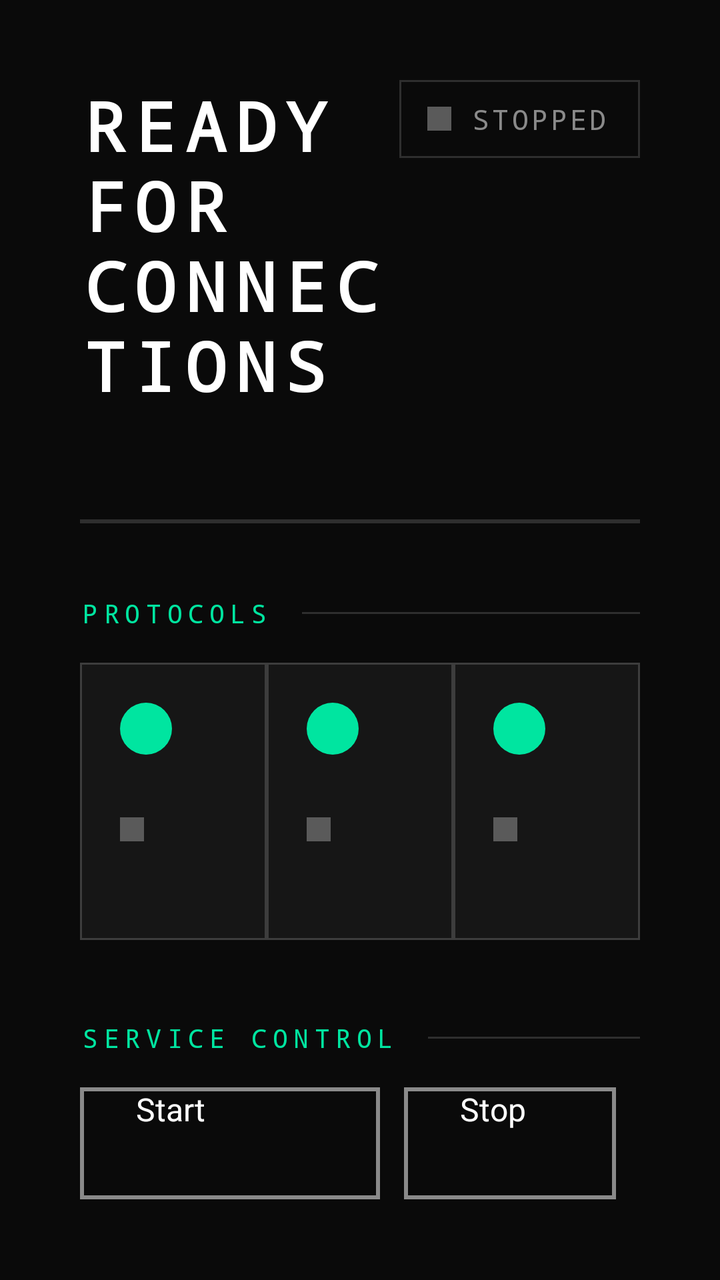
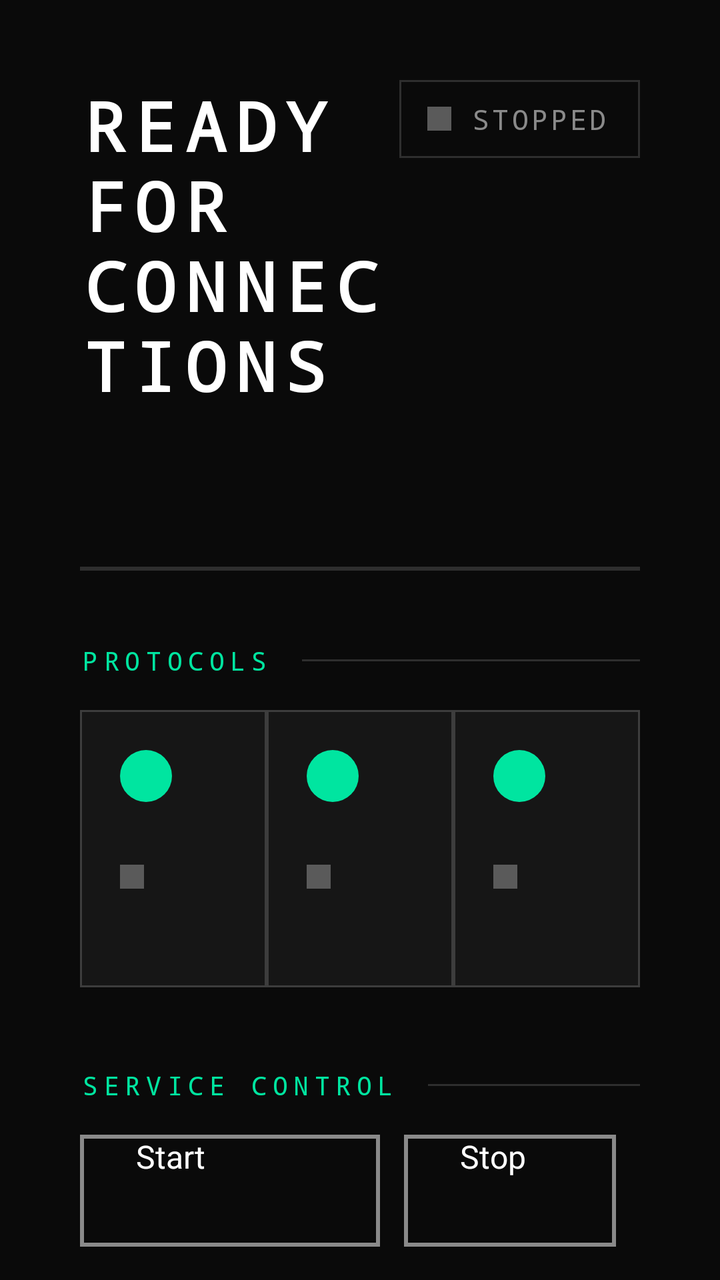

Compare the two renders of this Android layout. The source of the first and the diff that turns it into the second are given below.
<!-- AndroidManifest.xml: application theme Theme.Ferry -->
<!-- res/layout/fragment_home.xml -->
<?xml version="1.0" encoding="utf-8"?>
<ScrollView
    xmlns:android="http://schemas.android.com/apk/res/android"
    android:layout_width="match_parent"
    android:layout_height="match_parent"
    android:background="@color/background_dark"
    android:fillViewport="true">

    <LinearLayout
        android:layout_width="match_parent"
        android:layout_height="wrap_content"
        android:orientation="vertical"
        android:paddingStart="40dp"
        android:paddingEnd="40dp"
        android:paddingTop="40dp"
        android:paddingBottom="40dp">

        
        <LinearLayout
            android:layout_width="match_parent"
            android:layout_height="wrap_content"
            android:baselineAligned="false"
            android:orientation="horizontal"
            android:gravity="top">

            <LinearLayout
                android:layout_width="0dp"
                android:layout_height="wrap_content"
                android:layout_weight="1"
                android:orientation="vertical">

                <TextView
                    android:id="@+id/text_page_title"
                    style="@style/Ferry.Text.Display"
                    android:layout_width="wrap_content"
                    android:layout_height="wrap_content"
                    android:text="@string/home_title" />

                <TextView
                    android:id="@+id/text_device_name"
                    style="@style/Ferry.Text.Body"
                    android:layout_width="wrap_content"
                    android:layout_height="wrap_content"
                    android:layout_marginTop="10dp"
                    android:letterSpacing="0.06"
                    android:textAllCaps="true" />
            </LinearLayout>

            
            <LinearLayout
                android:layout_width="wrap_content"
                android:layout_height="wrap_content"
                android:orientation="horizontal"
                android:gravity="center_vertical"
                android:background="@drawable/bg_readout"
                android:paddingStart="14dp"
                android:paddingEnd="16dp"
                android:paddingTop="10dp"
                android:paddingBottom="10dp">

                <View
                    android:id="@+id/dot_service_state"
                    android:layout_width="12dp"
                    android:layout_height="12dp"
                    android:layout_marginEnd="10dp"
                    android:background="@drawable/status_dot" />

                <TextView
                    android:id="@+id/text_service_state"
                    style="@style/Ferry.Text.Body"
                    android:layout_width="wrap_content"
                    android:layout_height="wrap_content"
                    android:textSize="14sp"
                    android:letterSpacing="0.1"
                    android:textAllCaps="true"
                    android:text="@string/service_state_stopped" />
            </LinearLayout>
        </LinearLayout>

        
        <View
            android:layout_width="match_parent"
            android:layout_height="2dp"
            android:layout_marginTop="24dp"
            android:layout_marginBottom="36dp"
            android:background="@color/divider" />

        
        <LinearLayout
            android:layout_width="match_parent"
            android:layout_height="wrap_content"
            android:orientation="horizontal"
            android:gravity="center_vertical"
            android:layout_marginBottom="16dp">

            <TextView
                style="@style/Ferry.Text.Section"
                android:layout_width="wrap_content"
                android:layout_height="wrap_content"
                android:layout_marginEnd="16dp"
                android:text="@string/section_protocols" />

            <View
                android:layout_width="0dp"
                android:layout_height="1dp"
                android:layout_weight="1"
                android:background="@color/divider" />
        </LinearLayout>

        <LinearLayout
            android:id="@+id/protocol_cards_row"
            android:layout_width="match_parent"
            android:layout_height="wrap_content"
            android:baselineAligned="false"
            android:orientation="horizontal"
            android:layout_marginBottom="40dp">

            <include
                android:id="@+id/card_airplay"
                layout="@layout/card_protocol_status"
                android:layout_width="0dp"
                android:layout_height="wrap_content"
                android:layout_weight="1" />

            <include
                android:id="@+id/card_miracast"
                layout="@layout/card_protocol_status"
                android:layout_width="0dp"
                android:layout_height="wrap_content"
                android:layout_weight="1" />

            <include
                android:id="@+id/card_cast"
                layout="@layout/card_protocol_status"
                android:layout_width="0dp"
                android:layout_height="wrap_content"
                android:layout_weight="1" />

        </LinearLayout>

        
        <LinearLayout
            android:layout_width="match_parent"
            android:layout_height="wrap_content"
            android:orientation="horizontal"
            android:gravity="center_vertical"
            android:layout_marginBottom="16dp">

            <TextView
                style="@style/Ferry.Text.Section"
                android:layout_width="wrap_content"
                android:layout_height="wrap_content"
                android:layout_marginEnd="16dp"
                android:text="@string/section_controls" />

            <View
                android:layout_width="0dp"
                android:layout_height="1dp"
                android:layout_weight="1"
                android:background="@color/divider" />
        </LinearLayout>

        <LinearLayout
            android:layout_width="match_parent"
            android:layout_height="wrap_content"
            android:baselineAligned="false"
            android:orientation="horizontal">

            <Button
                android:id="@+id/btn_start"
                android:layout_width="wrap_content"
                android:layout_height="56dp"
                android:layout_marginEnd="12dp"
                android:minWidth="150dp"
                android:paddingStart="28dp"
                android:paddingEnd="28dp"
                android:text="@string/action_start"
                android:textColor="@color/cell_text_primary"
                android:textSize="16sp"
                android:background="@drawable/btn_control_selector"
                android:focusable="true"
                android:nextFocusRight="@id/btn_stop" />

            <Button
                android:id="@+id/btn_stop"
                android:layout_width="wrap_content"
                android:layout_height="56dp"
                android:layout_marginEnd="12dp"
                android:minWidth="150dp"
                android:paddingStart="28dp"
                android:paddingEnd="28dp"
                android:text="@string/action_stop"
                android:textColor="@color/cell_text_primary"
                android:textSize="16sp"
                android:background="@drawable/btn_control_selector"
                android:focusable="true"
                android:nextFocusLeft="@id/btn_start"
                android:nextFocusRight="@id/btn_restart" />

            <Button
                android:id="@+id/btn_restart"
                android:layout_width="wrap_content"
                android:layout_height="56dp"
                android:minWidth="150dp"
                android:paddingStart="28dp"
                android:paddingEnd="28dp"
                android:text="@string/action_restart"
                android:textColor="@color/cell_text_primary"
                android:textSize="16sp"
                android:background="@drawable/btn_control_selector"
                android:focusable="true"
                android:nextFocusLeft="@id/btn_stop" />

        </LinearLayout>

    </LinearLayout>
</ScrollView>
<!-- res/layout/card_protocol_status.xml (included above) -->
<?xml version="1.0" encoding="utf-8"?>
<LinearLayout
    xmlns:android="http://schemas.android.com/apk/res/android"
    xmlns:tools="http://schemas.android.com/tools"
    android:layout_width="match_parent"
    android:layout_height="wrap_content"
    android:orientation="vertical"
    android:padding="20dp"
    android:background="@drawable/focus_ring_selector"
    android:focusable="true">

    
    <LinearLayout
        android:layout_width="match_parent"
        android:layout_height="wrap_content"
        android:orientation="horizontal"
        android:gravity="center_vertical"
        android:baselineAligned="false"
        android:layout_marginBottom="28dp"
        tools:ignore="UseCompoundDrawables">

        <ImageView
            android:id="@+id/img_protocol_icon"
            android:layout_width="26dp"
            android:layout_height="26dp"
            android:src="@drawable/ic_airplay"
            android:duplicateParentState="true"
            android:importantForAccessibility="no" />

        <TextView
            android:id="@+id/text_protocol_name"
            style="@style/Ferry.Text.Heading"
            android:layout_width="0dp"
            android:layout_height="wrap_content"
            android:layout_weight="1"
            android:gravity="end"
            android:textSize="17sp"
            android:textColor="@color/cell_text_primary"
            android:duplicateParentState="true" />
    </LinearLayout>

    
    <LinearLayout
        android:layout_width="wrap_content"
        android:layout_height="wrap_content"
        android:orientation="horizontal"
        android:gravity="center_vertical"
        android:layout_marginBottom="8dp">

        <View
            android:id="@+id/dot_protocol_status"
            android:layout_width="12dp"
            android:layout_height="12dp"
            android:layout_marginEnd="10dp"
            android:background="@drawable/status_dot"
            android:duplicateParentState="true" />

        <TextView
            android:id="@+id/text_protocol_state"
            style="@style/Ferry.Text.Body"
            android:layout_width="wrap_content"
            android:layout_height="wrap_content"
            android:textSize="14sp"
            android:letterSpacing="0.1"
            android:textAllCaps="true"
            android:textColor="@color/cell_text_secondary"
            android:duplicateParentState="true" />
    </LinearLayout>

    
    <TextView
        android:id="@+id/text_protocol_detail"
        style="@style/Ferry.Text.Caption"
        android:layout_width="match_parent"
        android:layout_height="wrap_content"
        android:maxLines="1"
        android:ellipsize="end"
        android:textColor="@color/cell_text_tertiary"
        android:duplicateParentState="true" />

</LinearLayout>
<!-- resources referenced by this layout -->
<resources>
  <color name="background_dark">#FF0A0A0A</color>
  <color name="divider">#FF2E2E2E</color>
  <!-- drawable bg_readout (drawable) -->
  <?xml version="1.0" encoding="utf-8"?>
  <shape xmlns:android="http://schemas.android.com/apk/res/android"
      android:shape="rectangle">
      <solid android:color="@color/background_dark" />
      <stroke android:width="1dp" android:color="@color/divider" />
  </shape>
  <!-- drawable ic_airplay (drawable) -->
  <?xml version="1.0" encoding="utf-8"?>
  <shape xmlns:android="http://schemas.android.com/apk/res/android"
      android:shape="oval">
      <size android:width="32dp" android:height="32dp" />
      <solid android:color="@color/protocol_airplay" />
  </shape>
  <!-- drawable status_dot (drawable) -->
  <?xml version="1.0" encoding="utf-8"?>
  <shape xmlns:android="http://schemas.android.com/apk/res/android"
      android:shape="rectangle">
      <size android:width="14dp" android:height="14dp" />
      <solid android:color="@color/status_disabled" />
  </shape>
  <string name="action_restart">Restart</string>
  <string name="action_start">Start</string>
  <string name="action_stop">Stop</string>
  <string name="home_title">Ready for connections</string>
  <string name="section_controls">Service Control</string>
  <string name="section_protocols">Protocols</string>
  <string name="service_state_stopped">Stopped</string>
  <style name="Ferry.Text.Body" parent="Ferry.TextView">
          <item name="android:textSize">15sp</item>
          <item name="android:textColor">@color/text_secondary</item>
      </style>
  <style name="Ferry.Text.Caption" parent="Ferry.TextView">
          <item name="android:textSize">13sp</item>
          <item name="android:textColor">@color/text_tertiary</item>
      </style>
  <style name="Ferry.Text.Display" parent="Ferry.TextView">
          <item name="android:textSize">34sp</item>
          <item name="android:textStyle">bold</item>
          <item name="android:letterSpacing">0.14</item>
          <item name="android:textAllCaps">true</item>
      </style>
  <style name="Ferry.Text.Heading" parent="Ferry.TextView">
          <item name="android:textSize">19sp</item>
          <item name="android:textStyle">bold</item>
          <item name="android:letterSpacing">0.06</item>
          <item name="android:textAllCaps">true</item>
      </style>
  <style name="Ferry.Text.Section" parent="Ferry.TextView">
          <item name="android:textSize">13sp</item>
          <item name="android:textColor">@color/accent_blue</item>
          <item name="android:letterSpacing">0.22</item>
          <item name="android:textAllCaps">true</item>
      </style>
  <color name="accent_blue">#FF00E5A0</color>
  <color name="accent_blue_pressed">#FF00B27C</color>
  <color name="text_secondary">#FF8A8A8A</color>
  <color name="background_surface">#FF161616</color>
  <color name="border_idle">#FF3D3D3D</color>
  <color name="protocol_airplay">#FF00E5A0</color>
  <color name="status_disabled">#FF5A5A5A</color>
  <style name="Ferry.TextView" parent="android:Widget.TextView">
          <item name="android:fontFamily">monospace</item>
          <item name="android:textColor">@color/text_primary</item>
      </style>
  <color name="text_tertiary">#FF5A5A5A</color>
  <color name="text_primary">#FFFFFFFF</color>
  <style name="Ferry.Button" parent="Widget.AppCompat.Button">
          <item name="android:fontFamily">monospace</item>
          <item name="android:textAllCaps">true</item>
          <item name="android:letterSpacing">0.08</item>
          <item name="android:stateListAnimator">@null</item>
      </style>
</resources>

<!-- the commit's change to res/layout/fragment_home.xml (unified diff, before → after) -->
@@ -43,6 +43,16 @@
                     android:layout_height="wrap_content"
                     android:layout_marginTop="10dp"
                     android:letterSpacing="0.06"
+                    android:textAllCaps="true" />
+
+                
+                <TextView
+                    android:id="@+id/text_version"
+                    style="@style/Ferry.Text.Caption"
+                    android:layout_width="wrap_content"
+                    android:layout_height="wrap_content"
+                    android:layout_marginTop="6dp"
+                    android:letterSpacing="0.1"
                     android:textAllCaps="true" />
             </LinearLayout>
 
